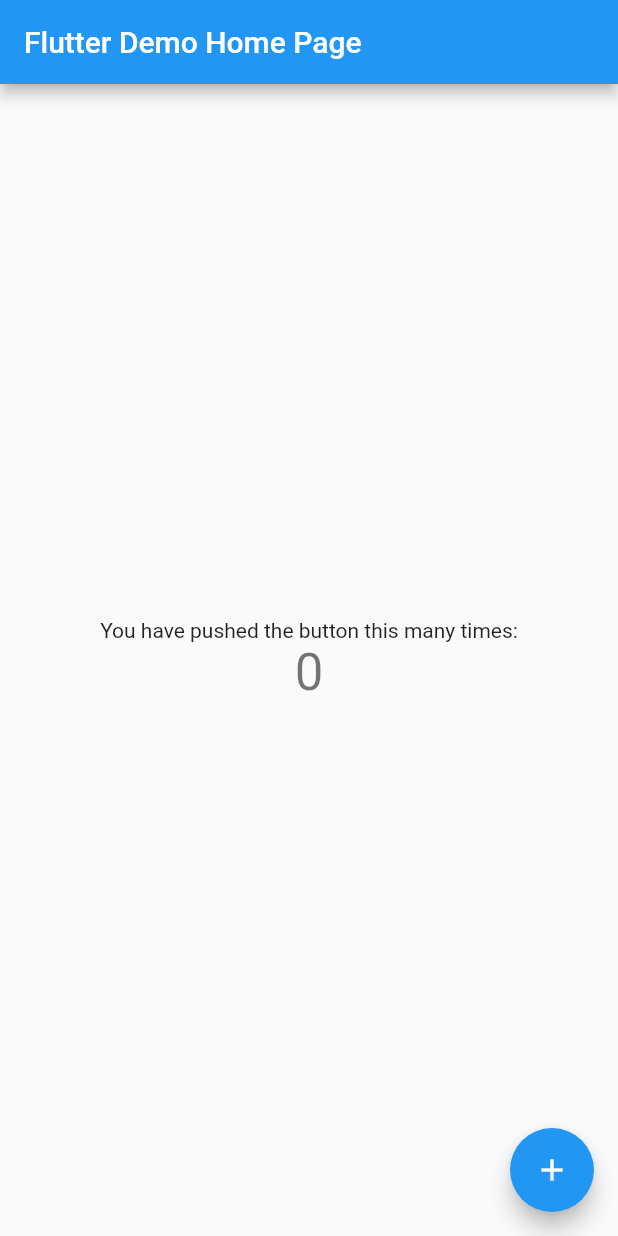
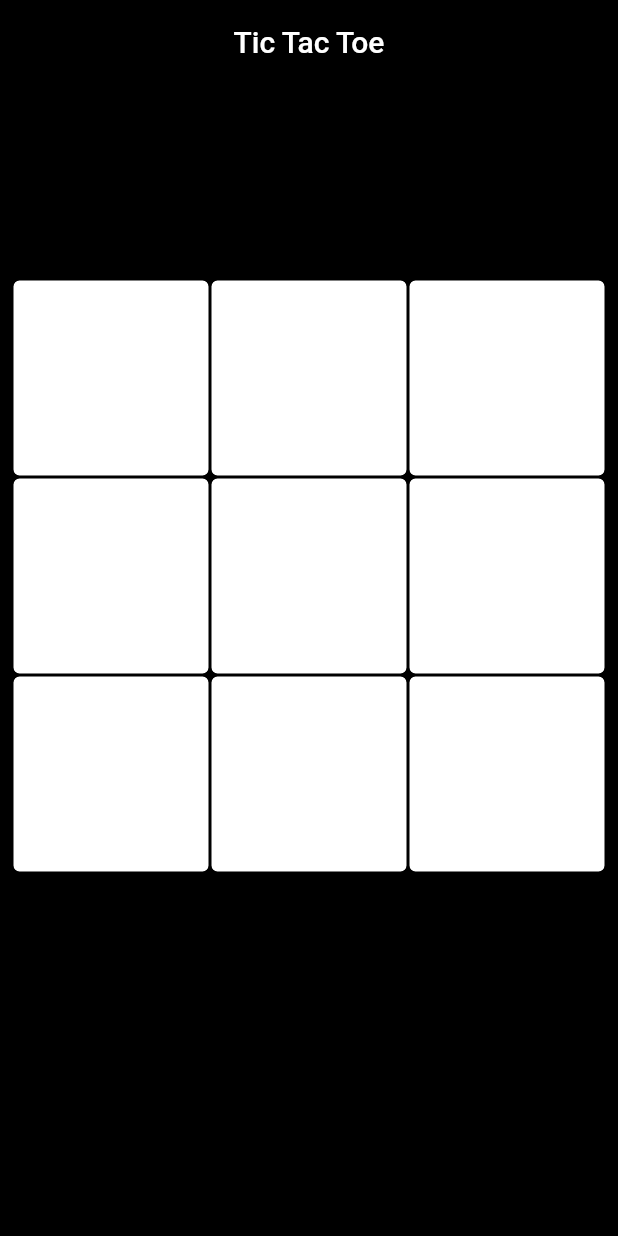
Before and after one commit to linhsol26/Tic-Tac-Toe, a Flutter app: the screen it shows after launch, on a phone screen of 412 x 824 dp. Run offline on Flutter 3.47's test engine with Material 2 defaults, Android fonts, the phone set to English and light mode, and no system bars.

Commit message:
set up UI

```diff
--- /dev/null
+++ b/lib/box.dart
@@ -0,0 +1,6 @@
+class Box {
+  String value;
+  bool isDisable;
+
+  Box({this.value, this.isDisable});
+}
--- a/lib/main.dart
+++ b/lib/main.dart
@@ -1,4 +1,5 @@
 import 'package:flutter/material.dart';
+import 'package:tic_tac_toe/play.dart';
 
 void main() {
   runApp(MyApp());
@@ -9,109 +10,8 @@ class MyApp extends StatelessWidget {
   @override
   Widget build(BuildContext context) {
     return MaterialApp(
-      title: 'Flutter Demo',
-      theme: ThemeData(
-        // This is the theme of your application.
-        //
-        // Try running your application with "flutter run". You'll see the
-        // application has a blue toolbar. Then, without quitting the app, try
-        // changing the primarySwatch below to Colors.green and then invoke
-        // "hot reload" (press "r" in the console where you ran "flutter run",
-        // or simply save your changes to "hot reload" in a Flutter IDE).
-        // Notice that the counter didn't reset back to zero; the application
-        // is not restarted.
-        primarySwatch: Colors.blue,
-        // This makes the visual density adapt to the platform that you run
-        // the app on. For desktop platforms, the controls will be smaller and
-        // closer together (more dense) than on mobile platforms.
-        visualDensity: VisualDensity.adaptivePlatformDensity,
-      ),
-      home: MyHomePage(title: 'Flutter Demo Home Page'),
+      title: 'Tic Tac Toe',
+      home: Play(),
     );
   }
 }
-
-class MyHomePage extends StatefulWidget {
-  MyHomePage({Key key, this.title}) : super(key: key);
-
-  // This widget is the home page of your application. It is stateful, meaning
-  // that it has a State object (defined below) that contains fields that affect
-  // how it looks.
-
-  // This class is the configuration for the state. It holds the values (in this
-  // case the title) provided by the parent (in this case the App widget) and
-  // used by the build method of the State. Fields in a Widget subclass are
-  // always marked "final".
-
-  final String title;
-
-  @override
-  _MyHomePageState createState() => _MyHomePageState();
-}
-
-class _MyHomePageState extends State<MyHomePage> {
-  int _counter = 0;
-
-  void _incrementCounter() {
-    setState(() {
-      // This call to setState tells the Flutter framework that something has
-      // changed in this State, which causes it to rerun the build method below
-      // so that the display can reflect the updated values. If we changed
-      // _counter without calling setState(), then the build method would not be
-      // called again, and so nothing would appear to happen.
-      _counter++;
-    });
-  }
-
-  @override
-  Widget build(BuildContext context) {
-    // This method is rerun every time setState is called, for instance as done
-    // by the _incrementCounter method above.
-    //
-    // The Flutter framework has been optimized to make rerunning build methods
-    // fast, so that you can just rebuild anything that needs updating rather
-    // than having to individually change instances of widgets.
-    return Scaffold(
-      appBar: AppBar(
-        // Here we take the value from the MyHomePage object that was created by
-        // the App.build method, and use it to set our appbar title.
-        title: Text(widget.title),
-      ),
-      body: Center(
-        // Center is a layout widget. It takes a single child and positions it
-        // in the middle of the parent.
-        child: Column(
-          // Column is also a layout widget. It takes a list of children and
-          // arranges them vertically. By default, it sizes itself to fit its
-          // children horizontally, and tries to be as tall as its parent.
-          //
-          // Invoke "debug painting" (press "p" in the console, choose the
-          // "Toggle Debug Paint" action from the Flutter Inspector in Android
-          // Studio, or the "Toggle Debug Paint" command in Visual Studio Code)
-          // to see the wireframe for each widget.
-          //
-          // Column has various properties to control how it sizes itself and
-          // how it positions its children. Here we use mainAxisAlignment to
-          // center the children vertically; the main axis here is the vertical
-          // axis because Columns are vertical (the cross axis would be
-          // horizontal).
-          mainAxisAlignment: MainAxisAlignment.center,
-          children: <Widget>[
-            Text(
-              'You have pushed the button this many times:',
-            ),
-            Text(
-              '$_counter',
-              style: Theme.of(context).textTheme.headline4,
-            ),
-          ],
-        ),
-      ),
-      floatingActionButton: FloatingActionButton(
-        onPressed: _incrementCounter,
-        tooltip: 'Increment',
-        child: Icon(Icons.add),
-      ), // This trailing comma makes auto-formatting nicer for build methods.
-    );
-  }
-}
--- /dev/null
+++ b/lib/play.dart
@@ -0,0 +1,68 @@
+import 'package:flutter/material.dart';
+import 'package:tic_tac_toe/box.dart';
+
+class Play extends StatefulWidget {
+  Play({Key key}) : super(key: key);
+
+  @override
+  _PlayState createState() => _PlayState();
+}
+
+class _PlayState extends State<Play> {
+  List<Box> arr = [
+    Box(isDisable: false, value: ''),
+    Box(isDisable: false, value: ''),
+    Box(isDisable: false, value: ''),
+    Box(isDisable: false, value: ''),
+    Box(isDisable: false, value: ''),
+    Box(isDisable: false, value: ''),
+    Box(isDisable: false, value: ''),
+    Box(isDisable: false, value: ''),
+    Box(isDisable: false, value: ''),
+  ];
+  @override
+  Widget build(BuildContext context) {
+    return Scaffold(
+      appBar: AppBar(
+        title: Text('Tic Tac Toe'),
+        elevation: 0,
+        centerTitle: true,
+        backgroundColor: Colors.black,
+      ),
+      body: Container(
+        color: Colors.black,
+        child: Padding(
+          padding: const EdgeInsets.only(left: 8.0, right: 8.0, top: 130.0),
+          child: GridView.count(
+            crossAxisCount: 3,
+            children: List.generate(arr.length, (index) {
+              return GestureDetector(
+                onTap: () {
+                  setState(() {
+                    arr[index].isDisable = true;
+                    index % 2 == 0
+                        ? arr[index].value = 'X'
+                        : arr[index].value = 'O';
+                  });
+                },
+                child: Container(
+                  width: 100,
+                  height: 100,
+                  decoration: BoxDecoration(
+                    color:
+                        arr[index].isDisable ? Colors.redAccent : Colors.white,
+                    border: Border.all(),
+                    borderRadius: BorderRadius.circular(5),
+                  ),
+                  child: Center(
+                    child: Text(arr[index].value),
+                  ),
+                ),
+              );
+            }),
+          ),
+        ),
+      ),
+    );
+  }
+}
```
